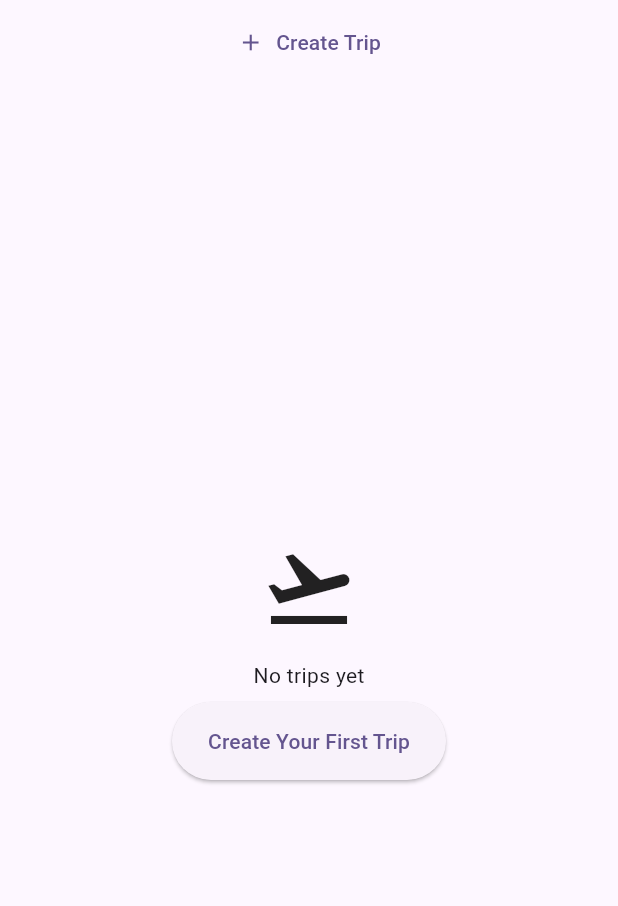
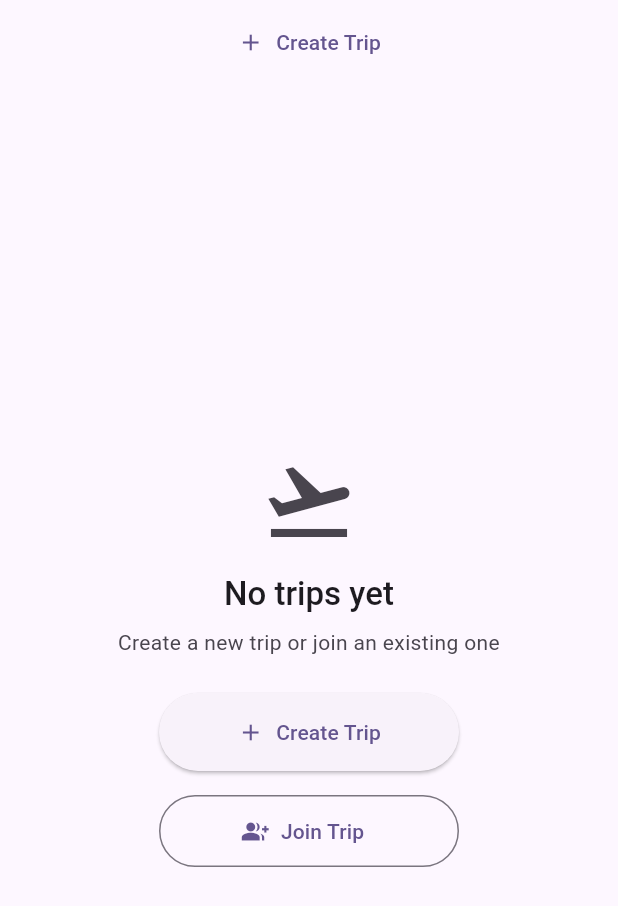
Before and after one commit to taihartman/expense_tracker, a Flutter app: the screen it shows after launch, on a phone screen of 412 x 824 dp. Shown: the top 906 px of the screen. Run offline on Flutter 3.47's test engine with Material 3 defaults, Android fonts, the phone set to English and light mode, and no system bars; our stand-ins replace cloud_firestore, decimal, equatable, firebase_auth, firebase_core, fl_chart and 4 more; accounts and stored records are empty; network calls fail; statements that could not run were skipped.

Commit message:
feat: Enhance empty state with both Create and Join trip options
## Problem
When users had no trips, the HomePage only showed a "Create Trip" button
with hardcoded strings. There was no option to join an existing trip.

## Changes
1. Added new localization string: tripEmptyStateDescription
   "Create a new trip or join an existing one"

2. Enhanced HomePage empty state (app_router.dart):
   - Replaced hardcoded strings with localized versions
   - Added "Join Trip" button (OutlinedButton with group_add icon)
   - Improved styling to match app's empty state design pattern
   - Added proper theming, spacing (AppTheme constants)
   - Muted colors for icon and description text
   - Two action buttons with minimum size for better UX

## Visual Changes
Before:
- Icon + "No trips yet" + "Create Your First Trip" button

After:
- Icon (muted color)
- "No trips yet" (titleLarge)
- "Create a new trip or join an existing one" (bodyMedium, muted)
- "Create Trip" button (ElevatedButton with add icon)
- "Join Trip" button (OutlinedButton with group_add icon)

## Files Modified
- lib/l10n/app_en.arb - Added tripEmptyStateDescription
- lib/core/router/app_router.dart - Enhanced empty state UI
- lib/l10n/app_localizations.dart - Auto-generated
- lib/l10n/app_localizations_en.dart - Auto-generated

🤖 Generated with [Claude Code](https://claude.com/claude-code)

Co-Authored-By: Claude <noreply@anthropic.com>

```diff
--- a/lib/core/router/app_router.dart
+++ b/lib/core/router/app_router.dart
@@ -19,6 +19,8 @@ import '../../features/expenses/presentation/pages/expense_form_page.dart';
 import '../../features/expenses/presentation/widgets/expense_form_bottom_sheet.dart';
 import '../../features/expenses/presentation/cubits/expense_cubit.dart';
 import '../../features/settlements/presentation/pages/settlement_summary_page.dart';
+import '../theme/app_theme.dart';
+import '../l10n/l10n_extensions.dart';
 
 /// Check if user is a member of the trip (for route guarding)
 /// DEPRECATED: No longer used for route-level blocking.
@@ -220,18 +222,49 @@ class _HomePageContent extends StatelessWidget {
 
           // No trips yet
           return Center(
+            child: Padding(
+              padding: const EdgeInsets.all(AppTheme.spacing3),
               child: Column(
                 mainAxisAlignment: MainAxisAlignment.center,
                 children: [
-                const Icon(Icons.flight_takeoff, size: 64),
-                const SizedBox(height: 16),
-                const Text('No trips yet'),
-                const SizedBox(height: 8),
-                ElevatedButton(
+                  Icon(
+                    Icons.flight_takeoff,
+                    size: 64,
+                    color: Theme.of(context).colorScheme.onSurfaceVariant,
+                  ),
+                  const SizedBox(height: AppTheme.spacing2),
+                  Text(
+                    context.l10n.tripEmptyStateTitle,
+                    style: Theme.of(context).textTheme.titleLarge,
+                  ),
+                  const SizedBox(height: AppTheme.spacing1),
+                  Text(
+                    context.l10n.tripEmptyStateDescription,
+                    style: Theme.of(context).textTheme.bodyMedium?.copyWith(
+                      color: Theme.of(context).colorScheme.onSurfaceVariant,
+                    ),
+                    textAlign: TextAlign.center,
+                  ),
+                  const SizedBox(height: AppTheme.spacing3),
+                  ElevatedButton.icon(
                     onPressed: () => context.go('/trips/create'),
-                  child: const Text('Create Your First Trip'),
+                    icon: const Icon(Icons.add),
+                    label: Text(context.l10n.tripCreateButton),
+                    style: ElevatedButton.styleFrom(
+                      minimumSize: const Size(200, 48),
+                    ),
+                  ),
+                  const SizedBox(height: AppTheme.spacing2),
+                  OutlinedButton.icon(
+                    onPressed: () => context.push('/trips/join'),
+                    icon: const Icon(Icons.group_add),
+                    label: Text(context.l10n.tripJoinButton),
+                    style: OutlinedButton.styleFrom(
+                      minimumSize: const Size(200, 48),
+                    ),
                   ),
                 ],
+              ),
             ),
           );
         },
--- a/lib/l10n/app_en.arb
+++ b/lib/l10n/app_en.arb
@@ -108,6 +108,7 @@
   "tripCurrencyChangedInfo": "Changing base currency only affects how settlements are displayed. Individual expense amounts remain unchanged.",
 
   "tripEmptyStateTitle": "No trips yet",
+  "tripEmptyStateDescription": "Create a new trip or join an existing one",
   "tripLoadError": "Failed to load trips: {error}",
   "@tripLoadError": {
     "placeholders": {
--- a/lib/l10n/app_localizations.dart
+++ b/lib/l10n/app_localizations.dart
@@ -418,6 +418,12 @@ abstract class AppLocalizations {
   /// **'No trips yet'**
   String get tripEmptyStateTitle;
 
+  /// No description provided for @tripEmptyStateDescription.
+  ///
+  /// In en, this message translates to:
+  /// **'Create a new trip or join an existing one'**
+  String get tripEmptyStateDescription;
+
   /// No description provided for @tripLoadError.
   ///
   /// In en, this message translates to:
--- a/lib/l10n/app_localizations_en.dart
+++ b/lib/l10n/app_localizations_en.dart
@@ -194,6 +194,10 @@ class AppLocalizationsEn extends AppLocalizations {
 
   @override
   String get tripEmptyStateTitle => 'No trips yet';
+
+  @override
+  String get tripEmptyStateDescription =>
+      'Create a new trip or join an existing one';
 
   @override
   String tripLoadError(String error) {
```
Lines whose indentation alone changed are shown as unchanged.
